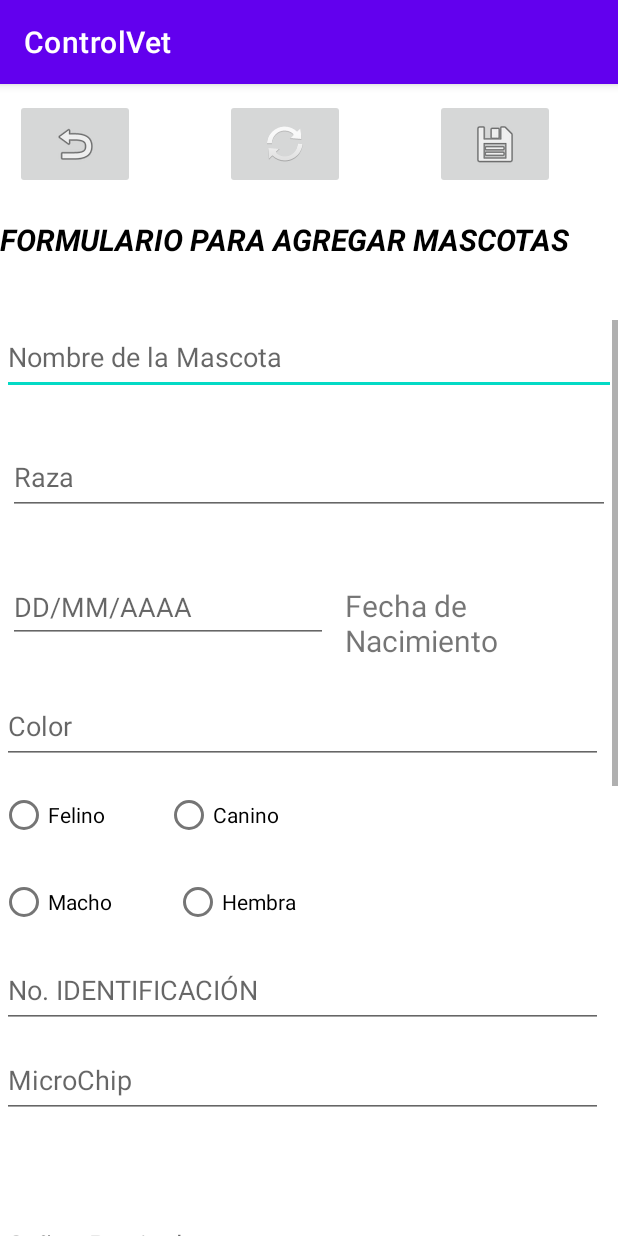
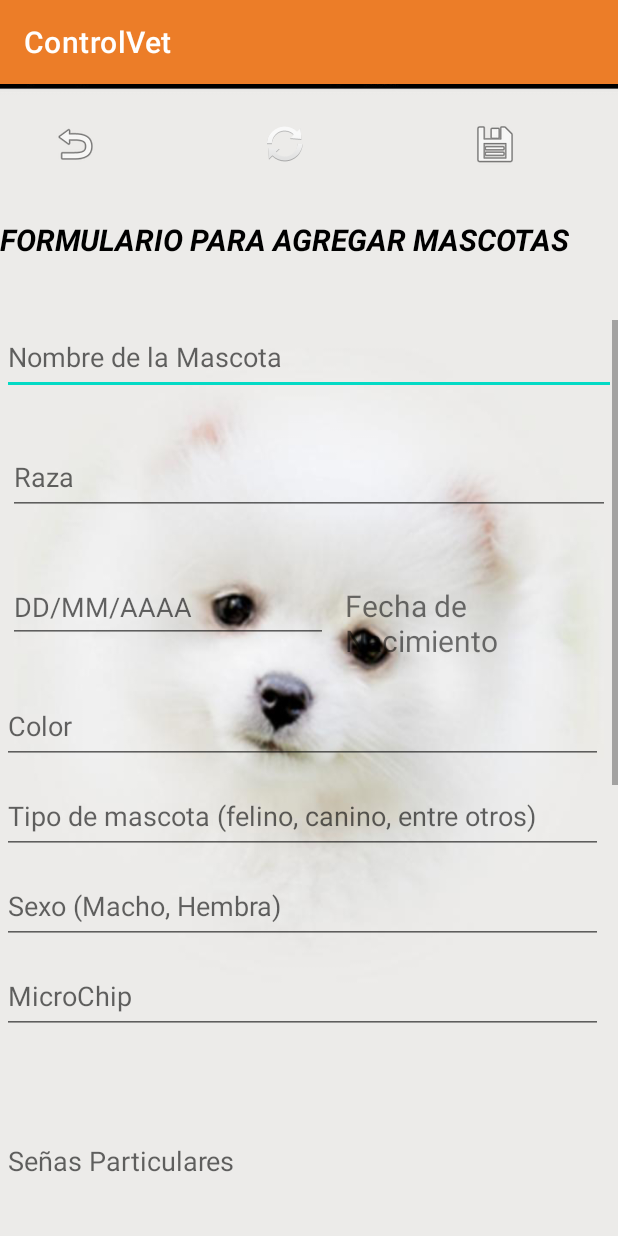
Before and after one commit to ItsJesitoVro/ControlVet, an Android app: the screen it shows after launch (agregar_datos), after a tap on "AGREGAR DATOS", on a phone screen of 412 x 824 dp. Run offline under Robolectric (Android 15) with nearby library versions, the phone set to English and light mode, and no system bars; 2 other taps on this screen came first.

Commit message:
Avance de la 4ta semana, que seria el 50% del proyecto con cambiso de diseño y las primeras insersiones de las base de datos

```diff
--- a/app/src/main/AndroidManifest.xml
+++ b/app/src/main/AndroidManifest.xml
@@ -1,6 +1,9 @@
 <?xml version="1.0" encoding="utf-8"?>
 <manifest xmlns:android="http://schemas.android.com/apk/res/android"
     package="com.example.controlvet">
+
+
+    <uses-permission android:name="android.permission.WRITE_EXTERNAL_STORAGE"/>
 
     <application
         android:allowBackup="true"
--- a/app/src/main/java/com/example/controlvet/MainActivity.java
+++ b/app/src/main/java/com/example/controlvet/MainActivity.java
@@ -1,12 +1,21 @@
 package com.example.controlvet;
 
+import androidx.annotation.RequiresApi;
 import androidx.appcompat.app.AlertDialog;
 import androidx.appcompat.app.AppCompatActivity;
+import androidx.core.content.ContextCompat;
 
+import android.Manifest;
+import android.content.Context;
 import android.content.DialogInterface;
 import android.content.Intent;
+import android.content.pm.PackageManager;
 import android.database.sqlite.SQLiteDatabase;
+import android.os.Build;
 import android.os.Bundle;
+import android.view.Menu;
+import android.view.MenuInflater;
+import android.view.MenuItem;
 import android.view.View;
 import android.widget.Button;
 import android.widget.Toast;
@@ -16,11 +25,16 @@ import com.example.controlvet.bd.DbHelper;
 public class MainActivity extends AppCompatActivity {
 
     Button btnCrear;
+    int REQUEST_CODE = 200;
 
+    @RequiresApi(api = Build.VERSION_CODES.M)
     @Override
     protected void onCreate(Bundle savedInstanceState) {
         super.onCreate(savedInstanceState);
         setContentView(R.layout.activity_main);
+
+        verificarPermisos();
+
         btnCrear = findViewById(R.id.btnCrear);
 
         btnCrear.setOnClickListener(new View.OnClickListener() {
@@ -59,6 +73,28 @@ public class MainActivity extends AppCompatActivity {
         });
     }
 
+    public boolean onCreateOptionsMenu(Menu menu){
+        MenuInflater inflater = getMenuInflater();
+        inflater.inflate(R.menu.menu_principal, menu);
+
+        return true;
+    }
+
+    public boolean onOptionsItemSelected(MenuItem item){
+        switch (item.getItemId()){
+            case R.id.menuNuevo:
+                nuevoregistro();
+                return true;
+            default:
+                return super.onOptionsItemSelected(item);
+        }
+    }
+
+    private void nuevoregistro(){
+        Intent intent = new Intent(this, agregar_datos.class);
+        startActivity(intent);
+    }
+
     //Metodo el botón Siguiente
     public void Siguiente1(View view){
         Intent siguiente1 = new Intent(this, agregar_datos.class);
@@ -76,4 +112,15 @@ public class MainActivity extends AppCompatActivity {
         Intent siguiente4 = new Intent(this, vacunas.class);
         startActivity(siguiente4);
     }
+
+    @RequiresApi(api = Build.VERSION_CODES.M)
+    private void verificarPermisos(){
+        int PermisosAlmacenamiento = ContextCompat.checkSelfPermission(this, Manifest.permission.WRITE_EXTERNAL_STORAGE);
+
+        if (PermisosAlmacenamiento == PackageManager.PERMISSION_GRANTED){
+            Toast.makeText(this, "Permiso de Almacenamiento", Toast.LENGTH_SHORT).show();
+        } else {
+            requestPermissions(new String[]{Manifest.permission.WRITE_EXTERNAL_STORAGE},REQUEST_CODE);
+        }
+    }
 }
--- a/app/src/main/java/com/example/controlvet/agregar_datos.java
+++ b/app/src/main/java/com/example/controlvet/agregar_datos.java
@@ -5,14 +5,78 @@ import androidx.appcompat.app.AppCompatActivity;
 import android.content.Intent;
 import android.os.Bundle;
 import android.view.View;
+import android.widget.EditText;
+import android.widget.ImageButton;
+import android.widget.RadioButton;
+import android.widget.RadioGroup;
+import android.widget.Toast;
+
+import com.example.controlvet.bd.DbMascotas;
+import com.example.controlvet.bd.DbPropietario;
 
 public class agregar_datos extends AppCompatActivity {
+
+    EditText txtmicrochip, txtnommascota, txtraza, txtnacimiento, txtcolor, txttipomascota, txtsexo, txtextras, txtnompro, txtcelular, txtdireccion, txtcorreo, txtextras2;
+    ImageButton btnGuardar;
 
     @Override
     protected void onCreate(Bundle savedInstanceState) {
         super.onCreate(savedInstanceState);
         setContentView(R.layout.activity_agregar_datos);
+
+        txtmicrochip = findViewById(R.id.txtmicrochip);
+        txtnommascota = findViewById(R.id.txtnommascota);
+        txtraza = findViewById(R.id.txtraza);
+        txtnacimiento = findViewById(R.id.txtnacimiento);
+        txtcolor = findViewById(R.id.txtcolor);
+        txttipomascota = findViewById(R.id.txttipomascota);
+        txtsexo =  findViewById(R.id.txtsexo);
+        txtextras = findViewById(R.id.txtextras);
+        btnGuardar = findViewById(R.id.btnGuardar);
+
+        txtnompro = findViewById(R.id.txtnompro);
+        txtcelular = findViewById(R.id.txtcelular);
+        txtdireccion = findViewById(R.id.txtdireccion);
+        txtcorreo = findViewById(R.id.txtcorreo);
+        txtextras2 = findViewById(R.id.txtextras2);
+
+        btnGuardar.setOnClickListener(new View.OnClickListener() {
+            @Override
+            public void onClick(View view) {
+                DbMascotas dbMascotas = new DbMascotas(agregar_datos.this);
+                long id = dbMascotas.insertarMascotas(txtmicrochip.getText().toString(), txtnommascota.getText().toString(), txtraza.getText().toString(), txtnacimiento.getText().toString(), txtcolor.getText().toString(), txttipomascota.getText().toString(), txtsexo.getText().toString(), txtextras.getText().toString());
+
+                DbPropietario dbPropietario = new DbPropietario(agregar_datos.this);
+                long id2 = dbPropietario.insertarPropietario(txtnompro.getText().toString(), txtcelular.getText().toString(), txtdireccion.getText().toString(), txtcorreo.getText().toString(), txtextras2.getText().toString());
+
+                if (id > 0 && id2 > 0){
+                    Toast.makeText(agregar_datos.this, "REGISTRO GUARDADO", Toast.LENGTH_LONG).show();
+                    limpiar();
+                } else {
+                    Toast.makeText(agregar_datos.this, "EROR AL GUARDAR EL REGISTRO", Toast.LENGTH_LONG).show();
+                }
+
+            }
+        });
     }
+
+    private void limpiar(){
+        txtmicrochip.setText("");
+        txtnommascota.setText("");
+        txtraza.setText("");
+        txtnacimiento.setText("");
+        txtcolor.setText("");
+        txttipomascota.setText("");
+        txtsexo.setText("");
+        txtextras.setText("");
+
+        txtnompro.setText("");
+        txtcelular.setText("");
+        txtdireccion.setText("");
+        txtcorreo.setText("");
+        txtextras2.setText("");
+    }
+
     //Metodo para el boton anterior
     public void Regresar(View view){
         Intent regresar = new Intent(this, MainActivity.class);
--- a/app/src/main/res/layout/activity_agregar_datos.xml
+++ b/app/src/main/res/layout/activity_agregar_datos.xml
@@ -6,6 +6,7 @@
     android:layout_width="match_parent"
     android:layout_height="wrap_content"
     android:orientation="vertical"
+    android:background="@drawable/fondo"
     tools:context=".agregar_datos">
 
 
@@ -16,16 +17,20 @@
 
         <ImageButton
             android:id="@+id/imageButton2"
+            style="?attr/materialButtonOutlinedStyle"
             android:layout_width="80dp"
             android:layout_height="60dp"
             android:layout_marginStart="10dp"
             android:layout_marginTop="10dp"
             android:layout_marginEnd="50dp"
+            android:backgroundTint="#79FF0000"
             android:onClick="Regresar"
+            app:cornerRadius="20dp"
             app:layout_constraintEnd_toStartOf="@+id/imageButton3"
             app:layout_constraintStart_toStartOf="parent"
             app:layout_constraintTop_toTopOf="parent"
             app:srcCompat="@android:drawable/ic_menu_revert"
+            app:strokeColor="@color/black"
             tools:ignore="SpeakableTextPresentCheck" />
 
         <ImageButton
@@ -42,10 +47,15 @@
             app:layout_constraintTop_toTopOf="parent"
             app:layout_constraintVertical_bias="1.0"
             app:srcCompat="@android:drawable/ic_popup_sync"
-            tools:ignore="SpeakableTextPresentCheck" />
+            tools:ignore="SpeakableTextPresentCheck"
+            style="?attr/materialButtonOutlinedStyle"
+            android:backgroundTint="#79FF0000"
+            android:textColor="@color/white"
+            app:cornerRadius="20dp"
+            app:strokeColor="@color/black"/>
 
         <ImageButton
-            android:id="@+id/imageButton4"
+            android:id="@+id/btnGuardar"
             android:layout_width="80dp"
             android:layout_height="60dp"
             android:layout_marginStart="10dp"
@@ -58,7 +68,12 @@
             app:layout_constraintTop_toTopOf="parent"
             app:layout_constraintVertical_bias="0.0"
             app:srcCompat="@android:drawable/ic_menu_save"
-            tools:ignore="SpeakableTextPresentCheck" />
+            tools:ignore="SpeakableTextPresentCheck"
+            style="?attr/materialButtonOutlinedStyle"
+            android:backgroundTint="#79FF0000"
+            android:textColor="#79FF0000"
+            app:cornerRadius="20dp"
+            app:strokeColor="@color/black"/>
 
     </LinearLayout>
 
@@ -87,7 +102,7 @@
             android:orientation="vertical">
 
             <EditText
-                android:id="@+id/nombre_mascota"
+                android:id="@+id/txtnommascota"
                 android:layout_width="match_parent"
                 android:layout_height="50dp"
                 android:layout_marginStart="1dp"
@@ -102,7 +117,7 @@
                 app:layout_constraintTop_toBottomOf="@+id/textView" />
 
             <EditText
-                android:id="@+id/editTextTextPersonName2"
+                android:id="@+id/txtraza"
                 android:layout_width="match_parent"
                 android:layout_height="50dp"
                 android:layout_marginStart="5dp"
@@ -114,7 +129,7 @@
                 app:layout_constraintBottom_toTopOf="@+id/textView4"
                 app:layout_constraintEnd_toEndOf="parent"
                 app:layout_constraintStart_toStartOf="parent"
-                app:layout_constraintTop_toBottomOf="@+id/nombre_mascota" />
+                app:layout_constraintTop_toBottomOf="@+id/txtnommascota" />
 
             <LinearLayout
                 android:layout_width="match_parent"
@@ -122,7 +137,7 @@
                 android:orientation="horizontal">
 
                 <EditText
-                    android:id="@+id/editTextDate"
+                    android:id="@+id/txtnacimiento"
                     android:layout_width="wrap_content"
                     android:layout_height="wrap_content"
                     android:layout_marginStart="5dp"
@@ -151,7 +166,7 @@
             </LinearLayout>
 
             <EditText
-                android:id="@+id/editTextTextPersonName3"
+                android:id="@+id/txtcolor"
                 android:layout_width="match_parent"
                 android:layout_height="50dp"
                 android:layout_marginStart="1dp"
@@ -165,72 +180,39 @@
                 app:layout_constraintStart_toStartOf="parent"
                 app:layout_constraintTop_toBottomOf="@+id/textView4" />
 
-            <RadioGroup
-                android:id="@+id/radioGroup"
-                android:layout_width="230dp"
-                android:layout_height="wrap_content"
-                android:layout_marginEnd="1dp"
-                android:layout_marginBottom="10dp"
-                android:orientation="horizontal"
-                app:layout_constraintBottom_toBottomOf="parent"
-                app:layout_constraintEnd_toStartOf="@+id/radioGroup2"
-                app:layout_constraintStart_toStartOf="parent"
-                app:layout_constraintTop_toBottomOf="@+id/editTextTextPersonName3">
-
-                <RadioButton
-                    android:id="@+id/radioButton2"
-                    android:layout_width="110dp"
-                    android:layout_height="wrap_content"
-                    android:text="Felino" />
-
-                <RadioButton
-                    android:id="@+id/radioButton"
-                    android:layout_width="110dp"
-                    android:layout_height="wrap_content"
-                    android:minHeight="48dp"
-                    android:text="Canino"
-                    tools:ignore="TouchTargetSizeCheck" />
-            </RadioGroup>
-
-            <RadioGroup
-                android:id="@+id/radioGroup2"
-                android:layout_width="230dp"
-                android:layout_height="wrap_content"
-                android:layout_marginEnd="10dp"
-                android:layout_marginBottom="10dp"
-                android:orientation="horizontal"
-                app:layout_constraintBottom_toBottomOf="parent"
-                app:layout_constraintEnd_toEndOf="parent"
-                app:layout_constraintStart_toEndOf="@+id/radioGroup"
-                app:layout_constraintTop_toBottomOf="@+id/textView4"
-                app:layout_constraintVertical_bias="0.0">
-
-                <RadioButton
-                    android:id="@+id/radioButton3"
-                    android:layout_width="116dp"
-                    android:layout_height="wrap_content"
-                    android:text="Macho" />
-
-                <RadioButton
-                    android:id="@+id/radioButton4"
-                    android:layout_width="match_parent"
-                    android:layout_height="wrap_content"
-                    android:text="Hembra" />
-            </RadioGroup>
-
             <EditText
-                android:id="@+id/editText"
+                android:id="@+id/txttipomascota"
                 android:layout_width="match_parent"
                 android:layout_height="50dp"
                 android:layout_marginStart="1dp"
                 android:layout_marginEnd="10dp"
                 android:layout_marginBottom="10dp"
-                android:hint="No. IDENTIFICACIÓN">
-
-            </EditText>
+                android:ems="10"
+                android:hint="Tipo de mascota (felino, canino, entre otros)"
+                android:inputType="textPersonName"
+                app:layout_constraintBottom_toTopOf="@+id/radioGroup"
+                app:layout_constraintEnd_toEndOf="parent"
+                app:layout_constraintStart_toStartOf="parent"
+                app:layout_constraintTop_toBottomOf="@+id/textView4"></EditText>
 
             <EditText
-                android:id="@+id/editTextTextPersonName4"
+                android:id="@+id/txtsexo"
+                android:layout_width="match_parent"
+                android:layout_height="50dp"
+                android:layout_marginStart="1dp"
+                android:layout_marginEnd="10dp"
+                android:layout_marginBottom="10dp"
+                android:ems="10"
+                android:hint="Sexo (Macho, Hembra)"
+                android:inputType="textPersonName"
+                app:layout_constraintBottom_toTopOf="@+id/radioGroup"
+                app:layout_constraintEnd_toEndOf="parent"
+                app:layout_constraintStart_toStartOf="parent"
+                app:layout_constraintTop_toBottomOf="@+id/textView4"></EditText>
+
+
+            <EditText
+                android:id="@+id/txtmicrochip"
                 android:layout_width="match_parent"
                 android:layout_height="50dp"
                 android:layout_marginStart="1dp"
@@ -241,6 +223,7 @@
             </EditText>
 
             <EditText
+                android:id="@+id/txtextras"
                 android:layout_width="match_parent"
                 android:layout_height="150dp"
                 android:layout_marginStart="1dp"
@@ -265,6 +248,17 @@
             </TextView>
 
             <EditText
+                android:id="@+id/txtidentificador"
+                android:layout_width="match_parent"
+                android:layout_height="50dp"
+                android:layout_marginStart="1dp"
+                android:layout_marginEnd="10dp"
+                android:layout_marginBottom="10dp"
+                android:enabled="true"
+                android:hint="No. IDENTIFICACIÓN"></EditText>
+
+            <EditText
+                android:id="@+id/txtnompro"
                 android:layout_width="match_parent"
                 android:layout_height="50dp"
                 android:layout_marginStart="1dp"
@@ -279,6 +273,7 @@
             </EditText>
 
             <EditText
+                android:id="@+id/txtcelular"
                 android:layout_width="match_parent"
                 android:layout_height="50dp"
                 android:layout_marginStart="1dp"
@@ -293,6 +288,7 @@
             </EditText>
 
             <EditText
+                android:id="@+id/txtdireccion"
                 android:layout_width="match_parent"
                 android:layout_height="100dp"
                 android:layout_marginStart="1dp"
@@ -307,6 +303,7 @@
             </EditText>
 
             <EditText
+                android:id="@+id/txtcorreo"
                 android:layout_width="match_parent"
                 android:layout_height="50dp"
                 android:layout_marginStart="1dp"
@@ -321,6 +318,7 @@
             </EditText>
 
             <EditText
+                android:id="@+id/txtextras2"
                 android:layout_width="match_parent"
                 android:layout_height="150dp"
                 android:layout_marginStart="1dp"
--- /dev/null
+++ b/app/src/main/res/menu/menu_principal.xml
@@ -0,0 +1,8 @@
+<?xml version="1.0" encoding="utf-8"?>
+<menu xmlns:app="http://schemas.android.com/apk/res-auto"
+    xmlns:android="http://schemas.android.com/apk/res/android">
+
+    <item
+        android:id="@+id/menuNuevo"
+        android:title="Nuevo Registro" />
+</menu>
--- a/app/src/main/res/values/colors.xml
+++ b/app/src/main/res/values/colors.xml
@@ -1,10 +1,10 @@
 <?xml version="1.0" encoding="utf-8"?>
 <resources>
     <color name="purple_200">#FFBB86FC</color>
-    <color name="purple_500">#FF6200EE</color>
+    <color name="purple_500">#EC7D28</color>
     <color name="purple_700">#FF3700B3</color>
     <color name="teal_200">#FF03DAC5</color>
     <color name="teal_700">#FF018786</color>
     <color name="black">#FF000000</color>
-    <color name="white">#FFFFFFFF</color>
+    <color name="white">#FFFFFF</color>
 </resources>
```
Also changed, not shown: app/src/main/java/com/example/controlvet/bd/DbHelper.java (+24 -21 lines), app/src/main/java/com/example/controlvet/bd/DbMascotas.java (added, +43 -0 lines), app/src/main/java/com/example/controlvet/bd/DbPropietario.java (added, +39 -0 lines), app/src/main/res/layout/activity_main.xml (+12 -3 lines), app/src/main/res/layout/activity_notificaciones.xml (+25 -4 lines), app/src/main/res/layout/activity_vacunas.xml (+25 -4 lines), app/src/main/res/layout/activity_ver_datos.xml (+27 -6 lines), app/src/main/res/drawable/circuloicono.png (added), app/src/main/res/drawable/fondo.jpg.
